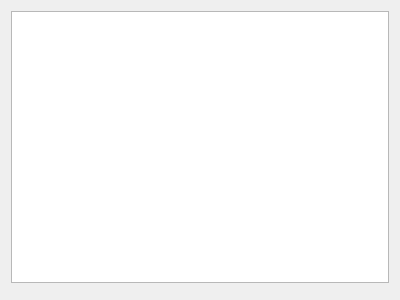
First picture: the form in plugins/paintops/libpaintop/forms/wdgmultisensorsselector.ui, repository KDE/krita, before the edit.
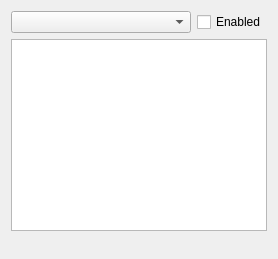
Second picture: the form after the edit.

Commit message: Convert sensor list to a drop-down in brush editor UI

```diff
--- a/plugins/paintops/libpaintop/forms/wdgmultisensorsselector.ui
+++ b/plugins/paintops/libpaintop/forms/wdgmultisensorsselector.ui
@@ -6,20 +6,63 @@
    <rect>
     <x>0</x>
     <y>0</y>
-    <width>400</width>
-    <height>300</height>
+    <width>274</width>
+    <height>259</height>
    </rect>
   </property>
+  <property name="sizePolicy">
+   <sizepolicy hsizetype="Minimum" vsizetype="Minimum">
+    <horstretch>0</horstretch>
+    <verstretch>0</verstretch>
+   </sizepolicy>
+  </property>
   <layout class="QVBoxLayout" name="verticalLayout">
+   <item>
+    <layout class="QHBoxLayout" name="horizontalLayout">
+     <item>
+      <widget class="QComboBox" name="penSensorCombobox">
+       <property name="sizePolicy">
+        <sizepolicy hsizetype="MinimumExpanding" vsizetype="Minimum">
+         <horstretch>0</horstretch>
+         <verstretch>0</verstretch>
+        </sizepolicy>
+       </property>
+      </widget>
+     </item>
+     <item>
+      <widget class="QCheckBox" name="currentSensorEnabledCheckbox">
+       <property name="enabled">
+        <bool>true</bool>
+       </property>
+       <property name="text">
+        <string>Enabled</string>
+       </property>
+      </widget>
+     </item>
+    </layout>
+   </item>
    <item>
     <widget class="QListView" name="sensorsList">
+     <property name="sizePolicy">
+      <sizepolicy hsizetype="Minimum" vsizetype="Minimum">
+       <horstretch>0</horstretch>
+       <verstretch>0</verstretch>
+      </sizepolicy>
+     </property>
      <property name="spacing">
       <number>2</number>
      </property>
     </widget>
    </item>
    <item>
-    <widget class="QWidget" name="widgetConfiguration"/>
+    <widget class="QWidget" name="widgetConfiguration" native="true">
+     <property name="sizePolicy">
+      <sizepolicy hsizetype="Minimum" vsizetype="Minimum">
+       <horstretch>0</horstretch>
+       <verstretch>0</verstretch>
+      </sizepolicy>
+     </property>
+    </widget>
    </item>
   </layout>
  </widget>
```
The commit also changes 4 other files.
